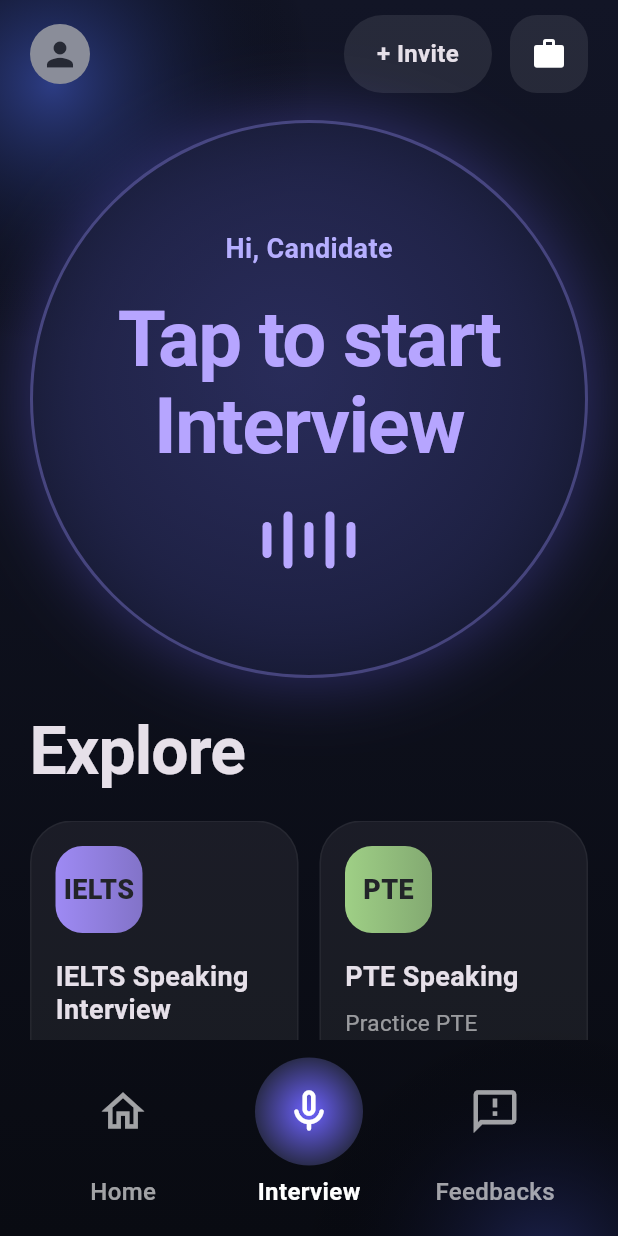
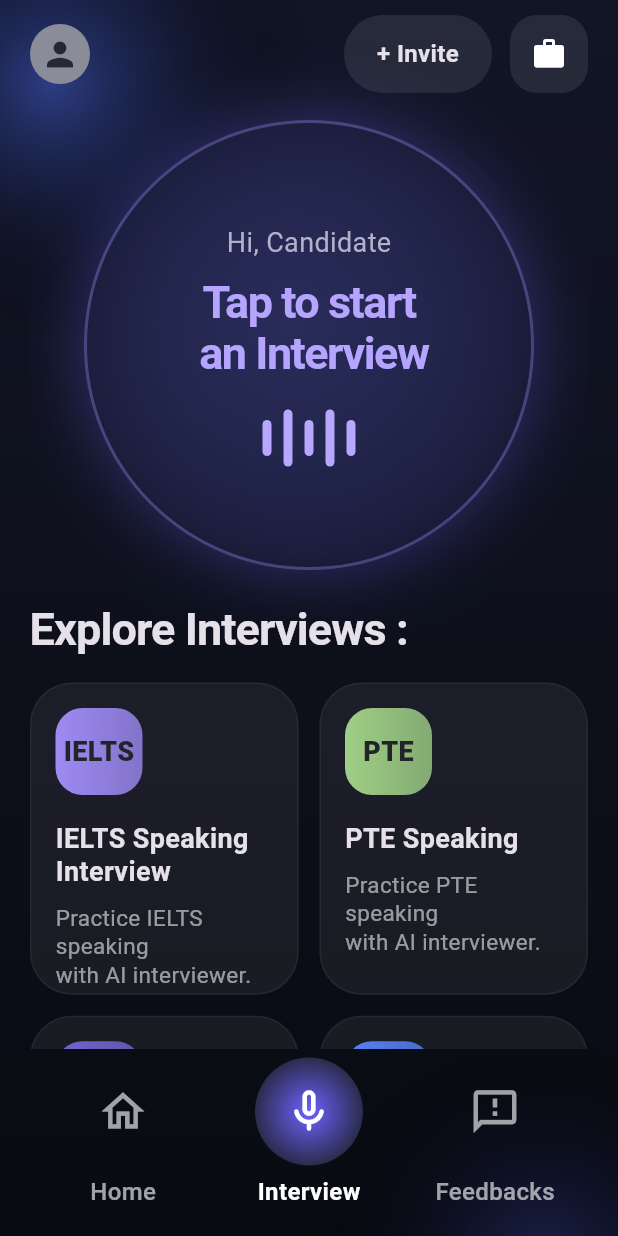
Before and after one commit to Muhon33/PrepTalk-AI-Interview, a Flutter app: the screen it shows after launch, on a phone screen of 412 x 824 dp. Run offline on Flutter 3.47's test engine with Material 3 defaults, Android fonts, the phone set to English and light mode, and no system bars.

Commit message:
Ui changes on HomeScreen-Full scrollable

```diff
--- a/lib/screens/interview_home_screen.dart
+++ b/lib/screens/interview_home_screen.dart
@@ -52,8 +52,8 @@
   @override
   Widget build(BuildContext context) {
     final screenWidth = MediaQuery.sizeOf(context).width;
-    final orbSize = (screenWidth - 40).clamp(300.0, 420.0);
-    final titleSize = screenWidth < 390 ? 38.0 : 44.0;
+    final orbSize = (screenWidth - 40).clamp(200.0, 300.0);
+    final titleSize = screenWidth < 390 ? 38.0 : 30.0;
 
     return Scaffold(
       body: SafeArea(
@@ -72,15 +72,23 @@
                 padding: const EdgeInsets.symmetric(horizontal: 20),
                 child: Column(
                   children: [
+                    /// 🔥 SCROLLABLE AREA
+                    Expanded(
+                      child: SingleChildScrollView(
+                        child: Column(
+                          children: [
                             const SizedBox(height: 10),
                             const TopBar(),
                             const SizedBox(height: 18),
+
                             InterviewOrb(size: orbSize),
+
                             const SizedBox(height: 18),
+
                             Align(
                               alignment: Alignment.centerLeft,
                               child: Text(
-                        'Explore',
+                                'Explore Interviews :',
                                 style: TextStyle(
                                   fontSize: titleSize,
                                   fontWeight: FontWeight.w700,
@@ -88,10 +96,14 @@
                                 ),
                               ),
                             ),
+
                             const SizedBox(height: 14),
-                    Expanded(
-                      child: GridView.builder(
+
+                            /// 🔥 GRID (NOW PART OF MAIN SCROLL)
+                            GridView.builder(
                               itemCount: cards.length,
+                              shrinkWrap: true,
+                              physics: const NeverScrollableScrollPhysics(),
                               padding: EdgeInsets.zero,
                               gridDelegate:
                                   const SliverGridDelegateWithFixedCrossAxisCount(
@@ -100,33 +112,50 @@
                                     mainAxisSpacing: 14,
                                     childAspectRatio: 0.86,
                                   ),
-                        itemBuilder: (context, index) => TrackCard(
+                              itemBuilder:
+                                  (context, index) => TrackCard(
                                     data: cards[index],
                                     onTap: () {
-                            Navigator.of(context).push(MaterialPageRoute(
-                              builder: (_) => InterviewSessionScreen(track: cards[index]),
-                            ));
+                                      Navigator.of(context).push(
+                                        MaterialPageRoute(
+                                          builder:
+                                              (_) => InterviewSessionScreen(
+                                                track: cards[index],
+                                              ),
+                                        ),
+                                      );
                                     },
                                   ),
                             ),
+
+                            const SizedBox(height: 20),
+                          ],
                         ),
-                    const SizedBox(height: 6),
+                      ),
+                    ),
+
+                    /// 🔥 FIXED BOTTOM NAV (BETTER UX)
                     BottomNav(
                       currentIndex: currentIndex,
                       onChanged: (index) {
                         if (index == 1) {
-                          Navigator.of(context).push(MaterialPageRoute(
+                          Navigator.of(context).push(
+                            MaterialPageRoute(
                               builder: (_) => const InterviewSessionScreen(),
-                          ));
+                            ),
+                          );
                         } else if (index == 2) {
-                          Navigator.of(context).push(MaterialPageRoute(
+                          Navigator.of(context).push(
+                            MaterialPageRoute(
                               builder: (_) => const FeedbackHistoryScreen(),
-                          ));
+                            ),
+                          );
                         } else {
                           setState(() => currentIndex = index);
                         }
                       },
                     ),
+
                     const SizedBox(height: 12),
                   ],
                 ),
--- a/lib/widgets/interview_orb.dart
+++ b/lib/widgets/interview_orb.dart
@@ -16,17 +16,17 @@
           center: const Alignment(-0.08, -0.1),
           radius: 0.95,
           colors: [
-            const Color(0xFF24294C).withValues(alpha: 0.6),
-            const Color(0xFF0D1022).withValues(alpha: 0.95),
+            const Color(0xFF24294C).withOpacity(0.6),
+            const Color(0xFF0D1022).withOpacity(0.95),
           ],
         ),
         border: Border.all(
-          color: const Color(0xFF9A90FF).withValues(alpha: 0.35),
+          color: const Color(0xFF9A90FF).withOpacity(0.35),
           width: 2,
         ),
         boxShadow: [
           BoxShadow(
-            color: const Color(0xFF6E67FF).withValues(alpha: 0.35),
+            color: const Color(0xFF6E67FF).withOpacity(0.35),
             blurRadius: 40,
             spreadRadius: 1,
           ),
@@ -39,23 +39,23 @@
             'Hi, Candidate',
             style: TextStyle(
               fontSize: 18,
-              color: Color(0xFFB6AFFF),
+              color: Color.fromARGB(255, 179, 177, 202),
+              fontWeight: FontWeight.w400,
+            ),
+          ),
+          const SizedBox(height: 10),
+          const Text(
+            'Tap to start\n an Interview',
+            textAlign: TextAlign.center,
+            style: TextStyle(
+              fontSize: 30,
+              height: 1.12,
+              letterSpacing: -1,
+              color: Color(0xFFB6A5FF),
               fontWeight: FontWeight.w600,
             ),
           ),
-          const SizedBox(height: 18),
-          const Text(
-            'Tap to start\nInterview',
-            textAlign: TextAlign.center,
-            style: TextStyle(
-              fontSize: 52,
-              height: 1.12,
-              letterSpacing: -1,
-              color: Color(0xFFB6A5FF),
-              fontWeight: FontWeight.w700,
-            ),
-          ),
-          const SizedBox(height: 28),
+          const SizedBox(height: 20),
           Row(
             mainAxisAlignment: MainAxisAlignment.center,
             children: List.generate(
```
Lines whose indentation alone changed are shown as unchanged.
